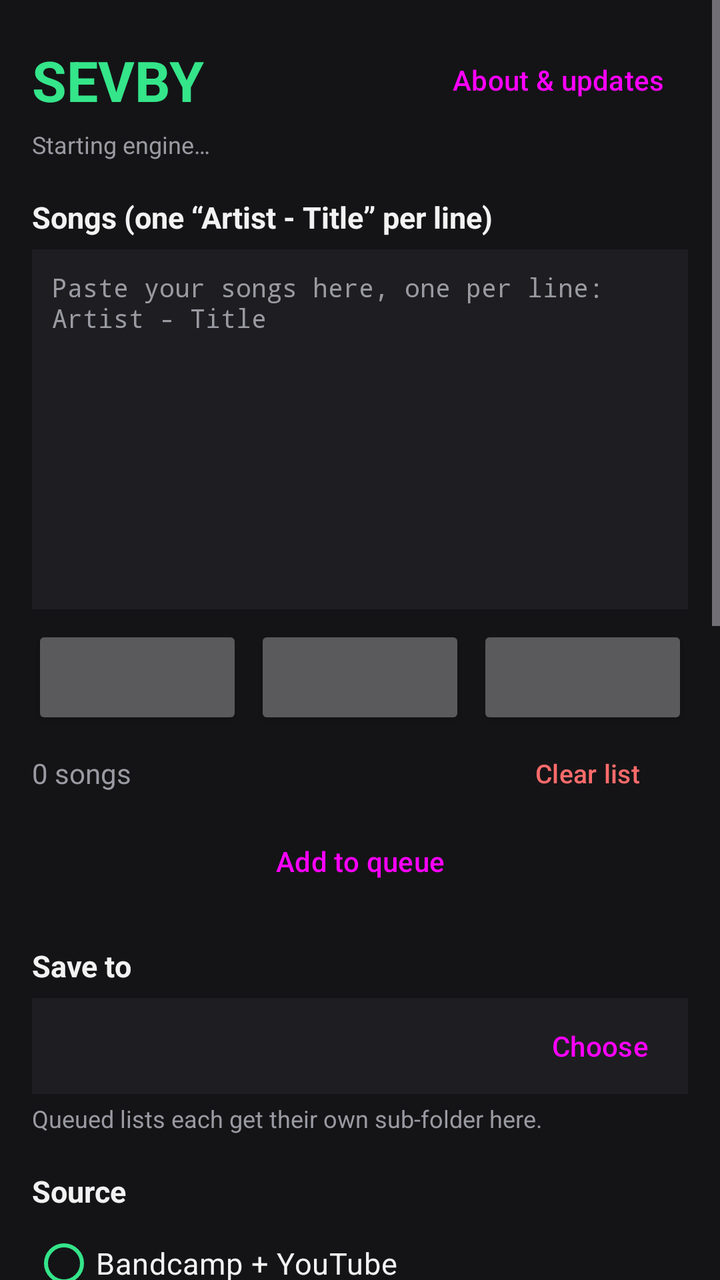
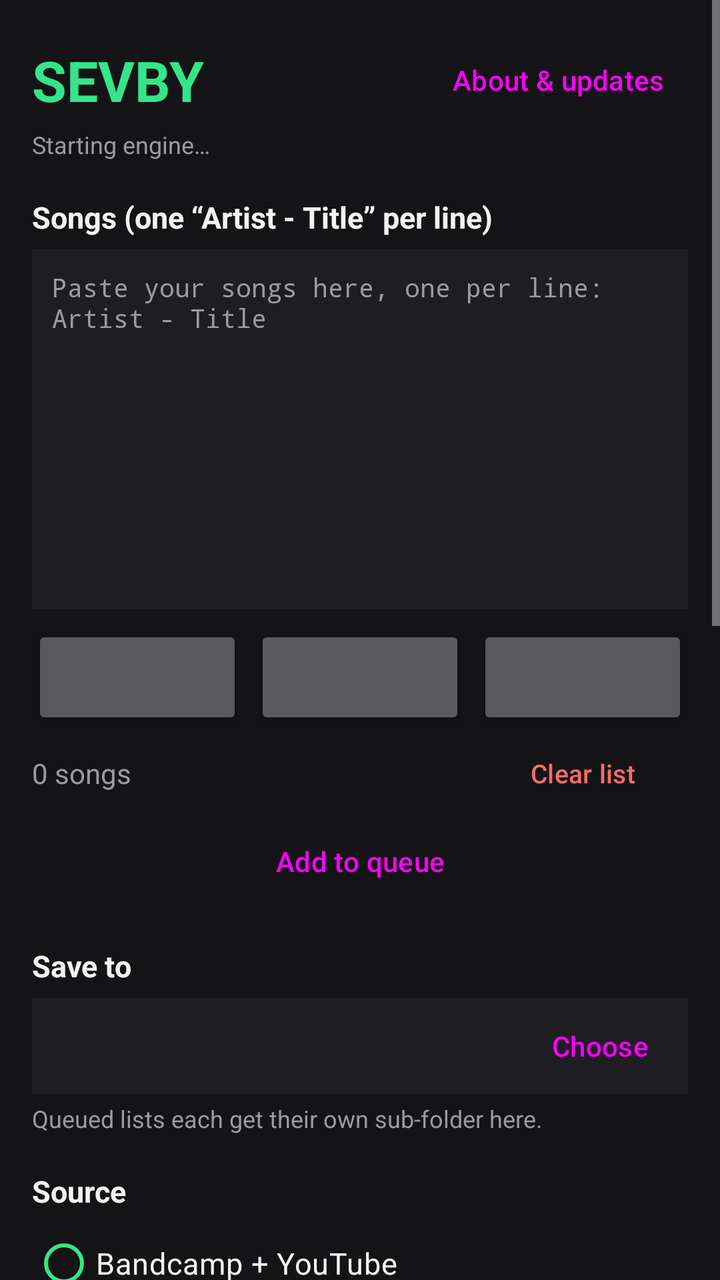

Before-and-after screenshots of an Android layout around one commit, followed by the original layout XML and the change that was made.
<!-- AndroidManifest.xml: application theme Theme.Sevby -->
<!-- res/layout/activity_main.xml -->
<?xml version="1.0" encoding="utf-8"?>
<ScrollView xmlns:android="http://schemas.android.com/apk/res/android"
    android:id="@+id/page"
    android:layout_width="match_parent"
    android:layout_height="match_parent"
    android:fillViewport="true"
    android:fitsSystemWindows="true">

    <LinearLayout
        android:layout_width="match_parent"
        android:layout_height="wrap_content"
        android:orientation="vertical"
        android:padding="16dp">

        
        <LinearLayout
            android:layout_width="match_parent"
            android:layout_height="wrap_content"
            android:gravity="center_vertical"
            android:orientation="horizontal">

            <TextView
                android:layout_width="0dp"
                android:layout_height="wrap_content"
                android:layout_weight="1"
                android:text="SEVBY"
                android:textColor="@color/accent"
                android:textSize="28sp"
                android:textStyle="bold" />

            <Button
                android:id="@+id/about"
                style="@style/Widget.Material3.Button.TextButton"
                android:layout_width="wrap_content"
                android:layout_height="wrap_content"
                android:text="About &amp; updates" />
        </LinearLayout>

        <TextView
            android:id="@+id/engineStatus"
            android:layout_width="wrap_content"
            android:layout_height="wrap_content"
            android:text="Starting engine…"
            android:textColor="@color/muted"
            android:textSize="12sp" />

        
        <LinearLayout
            android:id="@+id/appUpdateRow"
            android:layout_width="match_parent"
            android:layout_height="wrap_content"
            android:layout_marginTop="6dp"
            android:background="@color/surface"
            android:gravity="center_vertical"
            android:orientation="horizontal"
            android:paddingStart="12dp"
            android:visibility="gone">

            <TextView
                android:id="@+id/appUpdateText"
                android:layout_width="0dp"
                android:layout_height="wrap_content"
                android:layout_weight="1"
                android:textColor="@color/accent"
                android:textSize="13sp" />

            <Button
                android:id="@+id/appUpdateNow"
                style="@style/Widget.Material3.Button.TextButton"
                android:layout_width="wrap_content"
                android:layout_height="wrap_content"
                android:text="Download" />
        </LinearLayout>

        <LinearLayout
            android:id="@+id/updateRow"
            android:layout_width="match_parent"
            android:layout_height="wrap_content"
            android:layout_marginTop="6dp"
            android:background="@color/surface"
            android:gravity="center_vertical"
            android:orientation="horizontal"
            android:paddingStart="12dp"
            android:visibility="gone">

            <TextView
                android:id="@+id/updateText"
                android:layout_width="0dp"
                android:layout_height="wrap_content"
                android:layout_weight="1"
                android:textColor="@color/text"
                android:textSize="13sp" />

            <Button
                android:id="@+id/updateNow"
                style="@style/Widget.Material3.Button.TextButton"
                android:layout_width="wrap_content"
                android:layout_height="wrap_content"
                android:text="Update" />
        </LinearLayout>

        
        <TextView
            style="@style/SectionTitle"
            android:text="Songs (one “Artist - Title” per line)" />

        <EditText
            android:id="@+id/songs"
            android:layout_width="match_parent"
            android:layout_height="180dp"
            android:layout_marginTop="6dp"
            android:background="@color/surface"
            android:fontFamily="monospace"
            android:gravity="top|start"
            android:hint="Paste your songs here, one per line:\nArtist - Title"
            android:importantForAutofill="no"
            android:inputType="textMultiLine|textNoSuggestions"
            android:padding="10dp"
            android:scrollbars="vertical"
            android:fadeScrollbars="false"
            android:overScrollMode="ifContentScrolls"
            android:textColor="@color/text"
            android:textColorHint="@color/muted"
            android:textSize="13sp" />

        
        <LinearLayout
            android:layout_width="match_parent"
            android:layout_height="wrap_content"
            android:layout_marginTop="8dp"
            android:orientation="horizontal">

            <Button
                android:id="@+id/loadTxt"
                android:layout_width="0dp"
                android:layout_height="match_parent"
                android:layout_weight="1"
                android:insetTop="0dp"
                android:insetBottom="0dp"
                android:minHeight="52dp"
                android:paddingStart="6dp"
                android:paddingEnd="6dp"
                android:lineSpacingMultiplier="0.9"
                android:textSize="13sp" />

            <Button
                android:id="@+id/chosic"
                android:layout_width="0dp"
                android:layout_height="match_parent"
                android:layout_weight="1"
                android:layout_marginStart="6dp"
                android:insetTop="0dp"
                android:insetBottom="0dp"
                android:minHeight="52dp"
                android:paddingStart="6dp"
                android:paddingEnd="6dp"
                android:lineSpacingMultiplier="0.9"
                android:textSize="13sp" />

            <Button
                android:id="@+id/appleMusic"
                android:layout_width="0dp"
                android:layout_height="match_parent"
                android:layout_weight="1"
                android:layout_marginStart="6dp"
                android:insetTop="0dp"
                android:insetBottom="0dp"
                android:minHeight="52dp"
                android:paddingStart="6dp"
                android:paddingEnd="6dp"
                android:lineSpacingMultiplier="0.9"
                android:textSize="13sp" />
        </LinearLayout>

        <LinearLayout
            android:layout_width="match_parent"
            android:layout_height="wrap_content"
            android:layout_marginTop="2dp"
            android:gravity="center_vertical"
            android:orientation="horizontal">

            <TextView
                android:id="@+id/songCount"
                android:layout_width="0dp"
                android:layout_height="wrap_content"
                android:layout_weight="1"
                android:text="0 songs"
                android:textColor="@color/muted" />

            <Button
                android:id="@+id/clearSongs"
                style="@style/Widget.Material3.Button.OutlinedButton"
                xmlns:app="http://schemas.android.com/apk/res-auto"
                android:layout_width="wrap_content"
                android:layout_height="40dp"
                android:insetTop="0dp"
                android:insetBottom="0dp"
                android:minHeight="0dp"
                android:paddingStart="14dp"
                android:paddingEnd="14dp"
                android:text="Clear list"
                android:textColor="@color/error"
                android:textSize="13sp"
                app:strokeColor="@color/error" />
        </LinearLayout>

        <Button
            android:id="@+id/addToQueue"
            style="@style/Widget.Material3.Button.OutlinedButton"
            android:layout_width="match_parent"
            android:layout_height="wrap_content"
            android:text="Add to queue" />


        
        <LinearLayout
            android:id="@+id/queueBox"
            android:layout_width="match_parent"
            android:layout_height="wrap_content"
            android:layout_marginTop="10dp"
            android:background="@color/surface"
            android:orientation="vertical"
            android:padding="12dp"
            android:visibility="gone">

            <LinearLayout
                android:layout_width="match_parent"
                android:layout_height="wrap_content"
                android:gravity="center_vertical"
                android:orientation="horizontal">

                <TextView
                    android:id="@+id/queueTitle"
                    android:layout_width="0dp"
                    android:layout_height="wrap_content"
                    android:layout_weight="1"
                    android:textColor="@color/text"
                    android:textSize="15sp"
                    android:textStyle="bold" />

                <Button
                    android:id="@+id/clearQueue"
                    style="@style/Widget.Material3.Button.TextButton"
                    android:layout_width="wrap_content"
                    android:layout_height="wrap_content"
                    android:text="Clear queue" />
            </LinearLayout>

            <TextView
                android:layout_width="wrap_content"
                android:layout_height="wrap_content"
                android:text="Each list goes into its own sub-folder, one after another."
                android:textColor="@color/muted"
                android:textSize="12sp" />

            <LinearLayout
                android:id="@+id/queueList"
                android:layout_width="match_parent"
                android:layout_height="wrap_content"
                android:layout_marginTop="4dp"
                android:orientation="vertical" />
        </LinearLayout>

        
        <TextView
            style="@style/SectionTitle"
            android:text="Save to" />

        <LinearLayout
            android:layout_width="match_parent"
            android:layout_height="wrap_content"
            android:layout_marginTop="6dp"
            android:background="@color/surface"
            android:gravity="center_vertical"
            android:orientation="horizontal"
            android:paddingStart="12dp">

            <TextView
                android:id="@+id/folderName"
                android:layout_width="0dp"
                android:layout_height="wrap_content"
                android:layout_weight="1"
                android:ellipsize="middle"
                android:singleLine="true"
                android:textColor="@color/text" />

            <Button
                android:id="@+id/chooseFolder"
                style="@style/Widget.Material3.Button.TextButton"
                android:layout_width="wrap_content"
                android:layout_height="wrap_content"
                android:text="Choose" />
        </LinearLayout>

        <TextView
            android:layout_width="wrap_content"
            android:layout_height="wrap_content"
            android:layout_marginTop="4dp"
            android:text="Queued lists each get their own sub-folder here."
            android:textColor="@color/muted"
            android:textSize="12sp" />

        
        <TextView
            style="@style/SectionTitle"
            android:text="Source" />

        <RadioGroup
            android:id="@+id/sourceGroup"
            android:layout_width="match_parent"
            android:layout_height="wrap_content"
            android:layout_marginTop="4dp"
            android:orientation="vertical">

            <RadioButton
                android:id="@+id/srcBoth"
                style="@style/SourceChoice"
                android:text="Bandcamp + YouTube" />

            <TextView
                style="@style/SourceNote"
                android:text="Bandcamp first, YouTube for anything Bandcamp doesn't have" />

            <RadioButton
                android:id="@+id/srcBandcamp"
                style="@style/SourceChoice"
                android:text="Bandcamp only" />

            <TextView
                style="@style/SourceNote"
                android:text="Songs that aren't on Bandcamp are skipped" />

            <RadioButton
                android:id="@+id/srcYoutube"
                style="@style/SourceChoice"
                android:text="YouTube only" />
        </RadioGroup>

        
        <LinearLayout
            android:layout_width="match_parent"
            android:layout_height="wrap_content"
            android:layout_marginTop="20dp"
            android:orientation="horizontal">

            <Button
                android:id="@+id/start"
                android:layout_width="0dp"
                android:layout_height="56dp"
                android:layout_weight="1"
                android:text="Start Download"
                android:textSize="16sp" />

            <Button
                android:id="@+id/pause"
                style="@style/Widget.Material3.Button.OutlinedButton"
                android:layout_width="wrap_content"
                android:layout_height="56dp"
                android:layout_marginStart="10dp"
                android:minWidth="110dp"
                android:text="Pause"
                android:textSize="16sp"
                android:visibility="gone" />
        </LinearLayout>

        <Button
            android:id="@+id/retryFailed"
            style="@style/Widget.Material3.Button.TonalButton"
            android:layout_width="match_parent"
            android:layout_height="wrap_content"
            android:layout_marginTop="6dp"
            android:visibility="gone" />

        
        <LinearLayout
            android:id="@+id/progressBox"
            android:layout_width="match_parent"
            android:layout_height="wrap_content"
            android:layout_marginTop="14dp"
            android:orientation="vertical"
            android:visibility="gone">

            <TextView
                android:id="@+id/progressList"
                android:layout_width="match_parent"
                android:layout_height="wrap_content"
                android:ellipsize="end"
                android:singleLine="true"
                android:textColor="@color/accent"
                android:textSize="13sp"
                android:visibility="gone" />

            <TextView
                android:id="@+id/progressText"
                android:layout_width="match_parent"
                android:layout_height="wrap_content"
                android:ellipsize="end"
                android:singleLine="true"
                android:textColor="@color/text" />

            <TextView
                android:id="@+id/progressStep"
                android:layout_width="match_parent"
                android:layout_height="wrap_content"
                android:ellipsize="end"
                android:singleLine="true"
                android:textColor="@color/muted"
                android:textSize="12sp" />

            <com.google.android.material.progressindicator.LinearProgressIndicator
                xmlns:app="http://schemas.android.com/apk/res-auto"
                android:id="@+id/progressBar"
                android:layout_width="match_parent"
                android:layout_height="wrap_content"
                android:layout_marginTop="6dp"
                android:max="1000"
                app:indicatorTrackGapSize="0dp"
                app:trackStopIndicatorSize="0dp" />
        </LinearLayout>

        
        <LinearLayout
            android:id="@+id/logHeader"
            android:layout_width="match_parent"
            android:layout_height="wrap_content"
            android:layout_marginTop="16dp"
            android:background="@color/surface"
            android:gravity="center_vertical"
            android:minHeight="44dp"
            android:orientation="horizontal"
            android:paddingStart="12dp"
            android:paddingEnd="12dp">

            <TextView
                android:id="@+id/logArrow"
                android:layout_width="wrap_content"
                android:layout_height="wrap_content"
                android:text="▾"
                android:textColor="@color/accent"
                android:textSize="16sp" />

            <TextView
                android:id="@+id/logTitle"
                android:layout_width="0dp"
                android:layout_height="wrap_content"
                android:layout_marginStart="8dp"
                android:layout_weight="1"
                android:ellipsize="end"
                android:singleLine="true"
                android:text="Log"
                android:textColor="@color/text"
                android:textStyle="bold" />
        </LinearLayout>

        <LinearLayout
            android:id="@+id/logBody"
            android:layout_width="match_parent"
            android:layout_height="wrap_content"
            android:background="@color/surface"
            android:orientation="vertical"
            android:paddingStart="12dp"
            android:paddingEnd="12dp"
            android:paddingBottom="8dp">

            <androidx.core.widget.NestedScrollView
                android:id="@+id/logScroll"
                android:layout_width="match_parent"
                android:layout_height="320dp"
                android:fadeScrollbars="false"
                android:scrollbars="vertical">

                <LinearLayout
                    android:layout_width="match_parent"
                    android:layout_height="wrap_content"
                    android:orientation="vertical">

                    <TextView
                        android:id="@+id/songLog"
                        android:layout_width="match_parent"
                        android:layout_height="wrap_content"
                        android:lineSpacingExtra="2dp"
                        android:text="Downloaded songs show up here."
                        android:textColor="@color/muted"
                        android:textSize="14sp" />

                    <TextView
                        android:id="@+id/currentSong"
                        android:layout_width="match_parent"
                        android:layout_height="wrap_content"
                        android:layout_marginTop="2dp"
                        android:textColor="@color/accent"
                        android:textSize="14sp"
                        android:visibility="gone" />

                    <TextView
                        android:id="@+id/summary"
                        android:layout_width="match_parent"
                        android:layout_height="wrap_content"
                        android:layout_marginTop="8dp"
                        android:textColor="@color/text"
                        android:textStyle="bold"
                        android:visibility="gone" />

                    <TextView
                        android:id="@+id/details"
                        android:layout_width="match_parent"
                        android:layout_height="wrap_content"
                        android:fontFamily="monospace"
                        android:textColor="@color/text"
                        android:textSize="11sp"
                        android:visibility="gone" />
                </LinearLayout>
            </androidx.core.widget.NestedScrollView>

            <LinearLayout
                android:layout_width="match_parent"
                android:layout_height="wrap_content"
                android:gravity="end"
                android:orientation="horizontal">

                <Button
                    android:id="@+id/toggleDetails"
                    style="@style/Widget.Material3.Button.TextButton"
                    android:layout_width="wrap_content"
                    android:layout_height="wrap_content"
                    android:text="Details" />

                <Button
                    android:id="@+id/copyLog"
                    style="@style/Widget.Material3.Button.TextButton"
                    android:layout_width="wrap_content"
                    android:layout_height="wrap_content"
                    android:text="Copy log" />
            </LinearLayout>
        </LinearLayout>
    </LinearLayout>
</ScrollView>
<!-- resources referenced by this layout -->
<resources>
  <color name="accent">#34E58A</color>
  <color name="error">#FF6B6B</color>
  <color name="muted">#9A9AA2</color>
  <color name="surface">#1E1E22</color>
  <color name="text">#F2F2F2</color>
  <style name="SectionTitle">
          <item name="android:layout_width">wrap_content</item>
          <item name="android:layout_height">wrap_content</item>
          <item name="android:layout_marginTop">18dp</item>
          <item name="android:textColor">@color/text</item>
          <item name="android:textSize">15sp</item>
          <item name="android:textStyle">bold</item>
      </style>
  <style name="SourceChoice">
          <item name="android:layout_width">match_parent</item>
          <item name="android:layout_height">wrap_content</item>
          <item name="android:minHeight">44dp</item>
          <item name="android:textColor">@color/text</item>
          <item name="android:textSize">15sp</item>
          <item name="buttonTint">@color/accent</item>
      </style>
  <style name="SourceNote">
          <item name="android:layout_width">wrap_content</item>
          <item name="android:layout_height">wrap_content</item>
          <item name="android:layout_marginStart">40dp</item>
          <item name="android:layout_marginTop">-8dp</item>
          <item name="android:layout_marginBottom">4dp</item>
          <item name="android:textColor">@color/muted</item>
          <item name="android:textSize">12sp</item>
      </style>
  <style name="Theme.Sevby" parent="Theme.Material3.Dark.NoActionBar">
          <item name="colorPrimary">@color/accent</item>
          <item name="colorOnPrimary">@color/on_accent</item>
          <item name="colorSecondary">@color/accent</item>
          <item name="android:colorBackground">@color/bg</item>
          <item name="colorSurface">@color/surface</item>
          <item name="android:windowBackground">@color/bg</item>
          <item name="android:statusBarColor">@color/bg</item>
          <item name="android:navigationBarColor">@color/bg</item>
      </style>
  <color name="on_accent">#0B1F14</color>
  <color name="bg">#141416</color>
</resources>

<!-- the commit's change to res/layout/activity_main.xml (unified diff, before → after) -->
@@ -184,14 +184,24 @@
                 android:layout_width="0dp"
                 android:layout_height="wrap_content"
                 android:layout_weight="1"
+                android:maxLines="1"
                 android:text="0 songs"
                 android:textColor="@color/muted" />
+
+            
+            <Space
+                android:layout_width="0dp"
+                android:layout_height="0dp"
+                android:layout_weight="1"
+                android:layout_marginStart="6dp" />
 
             <Button
                 android:id="@+id/clearSongs"
                 style="@style/Widget.Material3.Button.OutlinedButton"
                 xmlns:app="http://schemas.android.com/apk/res-auto"
-                android:layout_width="wrap_content"
+                android:layout_width="0dp"
+                android:layout_weight="1"
+                android:layout_marginStart="6dp"
                 android:layout_height="40dp"
                 android:insetTop="0dp"
                 android:insetBottom="0dp"
@@ -515,7 +525,7 @@
             <LinearLayout
                 android:layout_width="match_parent"
                 android:layout_height="wrap_content"
-                android:gravity="end"
+                android:gravity="start"
                 android:orientation="horizontal">
 
                 <Button
